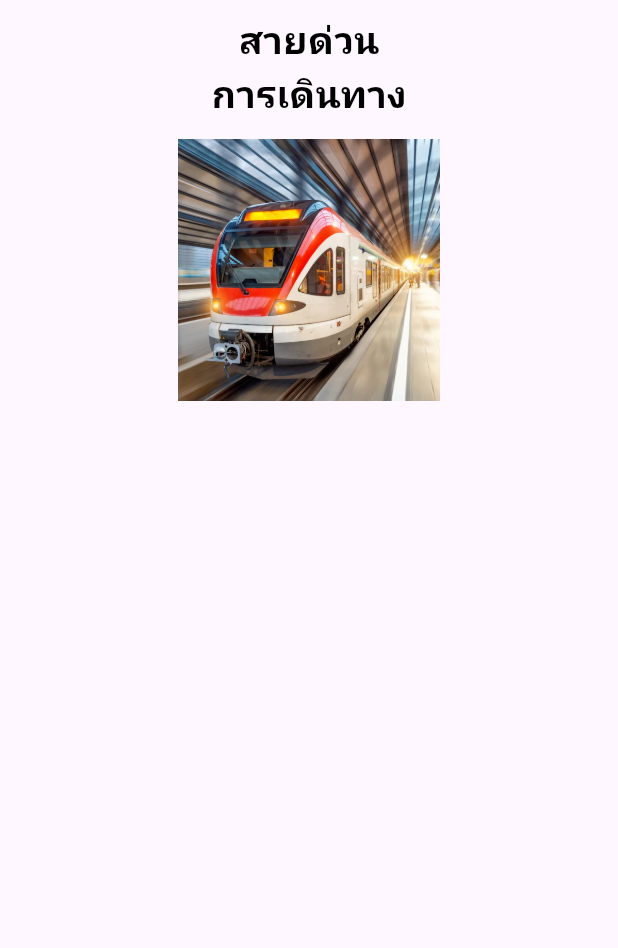
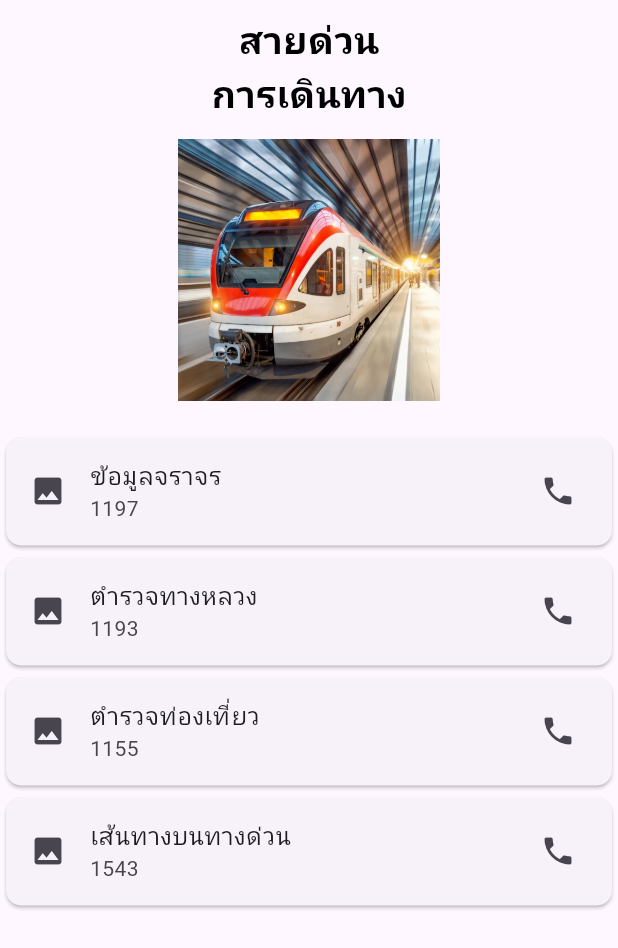
Before and after one commit to JEngHAng/thai_hotline_app, a Flutter app: the SubAHomeUI screen opened directly, on a phone screen of 412 x 824 dp. Shown: the top 948 px of the screen. Run offline on Flutter 3.47's test engine with Material 3 defaults, Android fonts, the phone set to English and light mode, and no system bars; our stand-ins replace google_fonts; Roboto replaces fonts that are missing (Kanit).

Commit message:
SubAHome ยังไม่เสร็จ

```diff
--- a/lib/views/sub_a_home_ui.dart
+++ b/lib/views/sub_a_home_ui.dart
@@ -1,5 +1,4 @@
 import 'package:flutter/material.dart';
-import 'package:thai_hotline_app/views/about_ui.dart';
 
 class SubAHomeUI extends StatefulWidget {
   const SubAHomeUI({super.key});
@@ -9,6 +8,13 @@ class SubAHomeUI extends StatefulWidget {
 }
 
 class _SubAHomeUIState extends State<SubAHomeUI> {
+  // รายการข้อมูลที่ต้องการแสดง
+  final List<Map<String, String>> hotlineList = [
+    {"title": "ข้อมูลจราจร", "number": "1197"},
+    {"title": "ตำรวจทางหลวง", "number": "1193"},
+    {"title": "ตำรวจท่องเที่ยว", "number": "1155"},
+    {"title": "เส้นทางบนทางด่วน", "number": "1543"},
+  ];
 
   @override
   Widget build(BuildContext context) {
@@ -16,9 +22,7 @@ class _SubAHomeUIState extends State<SubAHomeUI> {
       body: Center(
         child: Column(
           children: [
-            SizedBox(
-              height: MediaQuery.of(context).size.height * 0.01,
-            ),
+            SizedBox(height: MediaQuery.of(context).size.height * 0.01),
             Text(
               "สายด่วน",
               style: TextStyle(
@@ -35,9 +39,7 @@ class _SubAHomeUIState extends State<SubAHomeUI> {
                 fontWeight: FontWeight.bold,
               ),
             ),
-            SizedBox(
-              height: MediaQuery.of(context).size.height * 0.015,
-            ),
+            SizedBox(height: MediaQuery.of(context).size.height * 0.015),
             SizedBox(
               width: 175,
               height: 175,
@@ -46,6 +48,28 @@ class _SubAHomeUIState extends State<SubAHomeUI> {
                 fit: BoxFit.cover,
               ),
             ),
+            SizedBox(height: 20), // ระยะห่างระหว่างรูปกับรายการ
+            Expanded(
+              child: ListView.builder(
+                itemCount: hotlineList.length,
+                itemBuilder: (context, index) {
+                  return Card(
+                    shape: RoundedRectangleBorder(
+                      borderRadius: BorderRadius.circular(10),
+                    ),
+                    child: ListTile(
+                      leading: Icon(Icons.image), // ไอคอนแทนรูปภาพ
+                      title: Text(hotlineList[index]["title"]!),
+                      subtitle: Text(hotlineList[index]["number"]!),
+                      trailing: Icon(Icons.phone), // ไอคอนโทรศัพท์
+                      onTap: () {
+                        // เพิ่มโค้ดโทรออกได้ถ้าต้องการ
+                      },
+                    ),
+                  );
+                },
+              ),
+            ),
           ],
         ),
       ),
```
